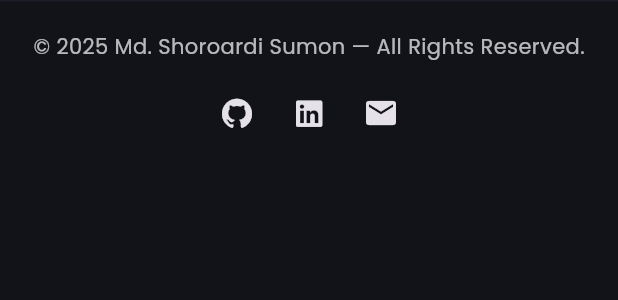
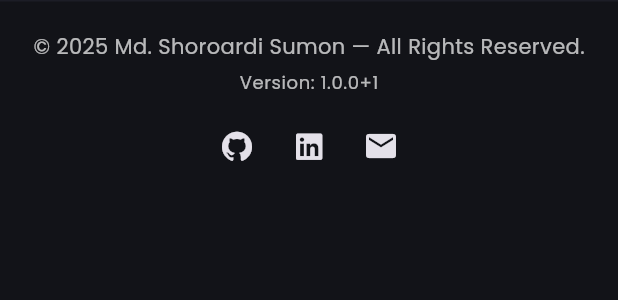
Before and after one commit to shoroardiSumon/Portfolio, a Flutter app: the Footer widget shown alone on an empty page, opened directly with empty values, on a phone screen of 412 x 824 dp. Shown: the top 300 px of the screen. Run offline on Flutter 3.47's test engine with Material 3 defaults, Android fonts, the phone set to English and light mode, and no system bars; our stand-ins replace flutter_animate, font_awesome_flutter, google_fonts, package_info_plus, scroll_to_index, web.

Commit message:
Add version in footer

```diff
--- a/lib/widgets/footer.dart
+++ b/lib/widgets/footer.dart
@@ -1,13 +1,38 @@
 import 'package:flutter/material.dart';
 import 'package:font_awesome_flutter/font_awesome_flutter.dart';
+import 'package:package_info_plus/package_info_plus.dart';
 import 'package:portfolio/constants/content.dart';
 
 // Footer uses centralized content constants for texts and social links
 
-class Footer extends StatelessWidget {
+class Footer extends StatefulWidget {
   final Function(String) onLaunchURL;
 
   const Footer({super.key, required this.onLaunchURL});
+
+  @override
+  State<Footer> createState() => _FooterState();
+}
+
+class _FooterState extends State<Footer> {
+  String _version = '';
+
+  @override
+  void initState() {
+    super.initState();
+    _loadVersion();
+  }
+
+  Future<void> _loadVersion() async {
+    try {
+      final info = await PackageInfo.fromPlatform();
+      setState(() {
+        _version = '${info.version}+${info.buildNumber}';
+      });
+    } catch (_) {
+      // ignore and leave version empty
+    }
+  }
 
   @override
   Widget build(BuildContext context) {
@@ -29,6 +54,10 @@ class Footer extends StatelessWidget {
               style: Theme.of(context).textTheme.bodyMedium,
             ),
           ),
+          if (_version.isNotEmpty) ...[
+            const SizedBox(height: 6),
+            Text('Version: $_version', style: Theme.of(context).textTheme.bodySmall),
+          ],
           const SizedBox(height: 10),
           Semantics(
             label: 'Social Links',
@@ -36,17 +65,17 @@ class Footer extends StatelessWidget {
               mainAxisAlignment: MainAxisAlignment.center,
               children: [
                 IconButton(
-                  onPressed: () => onLaunchURL(socialLinks['github'] ?? ''),
+                  onPressed: () => widget.onLaunchURL(socialLinks['github'] ?? ''),
                   icon: FaIcon(FontAwesomeIcons.github, size: 20),
                   tooltip: githubTooltip,
                 ),
                 IconButton(
-                  onPressed: () => onLaunchURL(socialLinks['linkedin'] ?? ''),
+                  onPressed: () => widget.onLaunchURL(socialLinks['linkedin'] ?? ''),
                   icon: FaIcon(FontAwesomeIcons.linkedin, size: 20),
                   tooltip: linkedinTooltip,
                 ),
                 IconButton(
-                  onPressed: () => onLaunchURL(socialLinks['email'] ?? ''),
+                  onPressed: () => widget.onLaunchURL(socialLinks['email'] ?? ''),
                   icon: const Icon(Icons.email),
                   tooltip: sendEmailTooltip,
                 ),
--- a/pubspec.yaml
+++ b/pubspec.yaml
@@ -43,6 +43,7 @@ dependencies:
   font_awesome_flutter: ^10.4.0
   http: ^1.5.0
   web: ^1.1.1
+  package_info_plus: ^4.0.0
 
 dev_dependencies:
   flutter_test:
```
Also changed, not shown: pubspec.lock, 5 other files.
